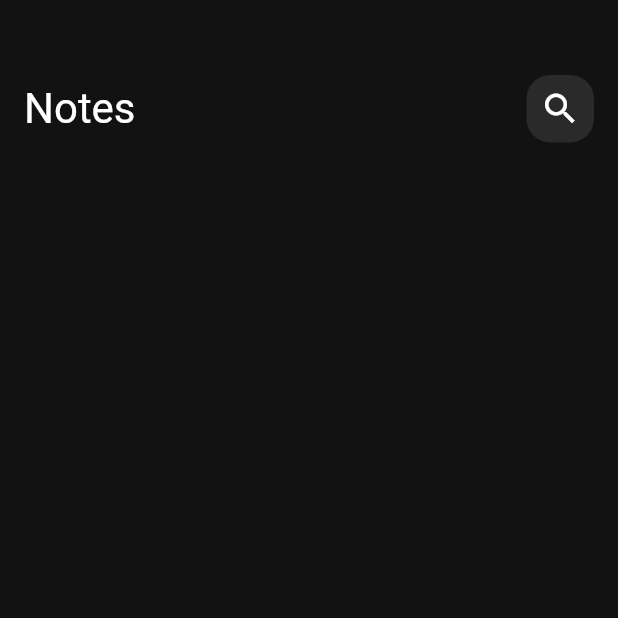
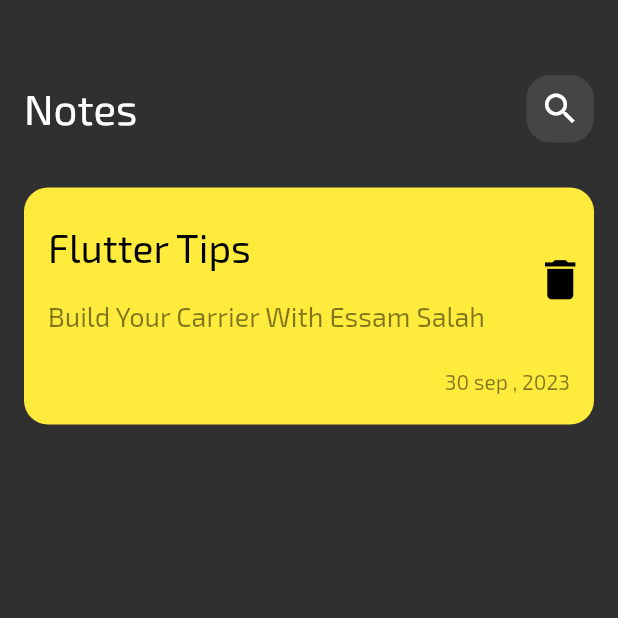
Before and after one commit to issam-S/note-app, a Flutter app: the screen it shows after launch, on a phone screen of 412 x 824 dp, the top half of it. Run offline on Flutter 3.47's test engine with Material 2 defaults, Android fonts, the phone set to English and light mode, and no system bars.

Commit message:
create and build not card

```diff
--- a/lib/main.dart
+++ b/lib/main.dart
@@ -12,7 +12,10 @@ class NotesApp extends StatelessWidget {
   Widget build(BuildContext context) {
     return MaterialApp(
       debugShowCheckedModeBanner: false,
-      theme: ThemeData.from(colorScheme: const ColorScheme.highContrastDark()),
+      theme: ThemeData(
+        colorScheme: const ColorScheme.highContrastDark(),
+        fontFamily: 'Exo2',
+      ),
       home: const NotesView(),
     );
   }
--- /dev/null
+++ b/lib/views/widgets/custom_note_item.dart
@@ -0,0 +1,52 @@
+import 'package:flutter/material.dart';
+
+class NoteItem extends StatelessWidget {
+  const NoteItem({super.key});
+
+  @override
+  Widget build(BuildContext context) {
+    return Container(
+      padding: const EdgeInsets.only(top: 20, bottom: 20, left: 16),
+      decoration: BoxDecoration(
+        color: Colors.yellow,
+        borderRadius: BorderRadius.circular(16),
+      ),
+      child: Column(
+        crossAxisAlignment: CrossAxisAlignment.end,
+        children: [
+          ListTile(
+            contentPadding: const EdgeInsets.all(0),
+            title: const Text(
+              'Flutter Tips',
+              style: TextStyle(
+                color: Colors.black,
+                fontSize: 26,
+              ),
+            ),
+            subtitle: Padding(
+              padding: const EdgeInsets.only(top: 20, bottom: 20),
+              child: Text(
+                'Build Your Carrier With Essam Salah',
+                style: TextStyle(
+                  color: Colors.black.withOpacity(0.5),
+                  fontSize: 18,
+                ),
+              ),
+            ),
+            trailing: IconButton(
+              onPressed: () {},
+              icon: const Icon(Icons.delete, size: 35, color: Colors.black),
+            ),
+          ),
+          Padding(
+            padding: const EdgeInsets.only(right: 16),
+            child: Text(
+              '30 sep , 2023',
+              style: TextStyle(color: Colors.black.withOpacity(0.5)),
+            ),
+          )
+        ],
+      ),
+    );
+  }
+}
--- a/lib/views/widgets/notes_view_body.dart
+++ b/lib/views/widgets/notes_view_body.dart
@@ -1,5 +1,6 @@
 import 'package:flutter/material.dart';
 import 'package:note_app/views/widgets/custom_app_bar.dart';
+import 'package:note_app/views/widgets/custom_note_item.dart';
 
 class NotesViewBody extends StatelessWidget {
   const NotesViewBody({super.key});
@@ -13,7 +14,11 @@ class NotesViewBody extends StatelessWidget {
           SizedBox(
             height: 50,
           ),
-          CustomAppBar()
+          CustomAppBar(),
+          SizedBox(
+            height: 30,
+          ),
+          NoteItem()
         ],
       ),
     );
```
Also changed, not shown: pubspec.yaml (+6 -8 lines), assets/fonts/Exo2-Regular.ttf (added).
